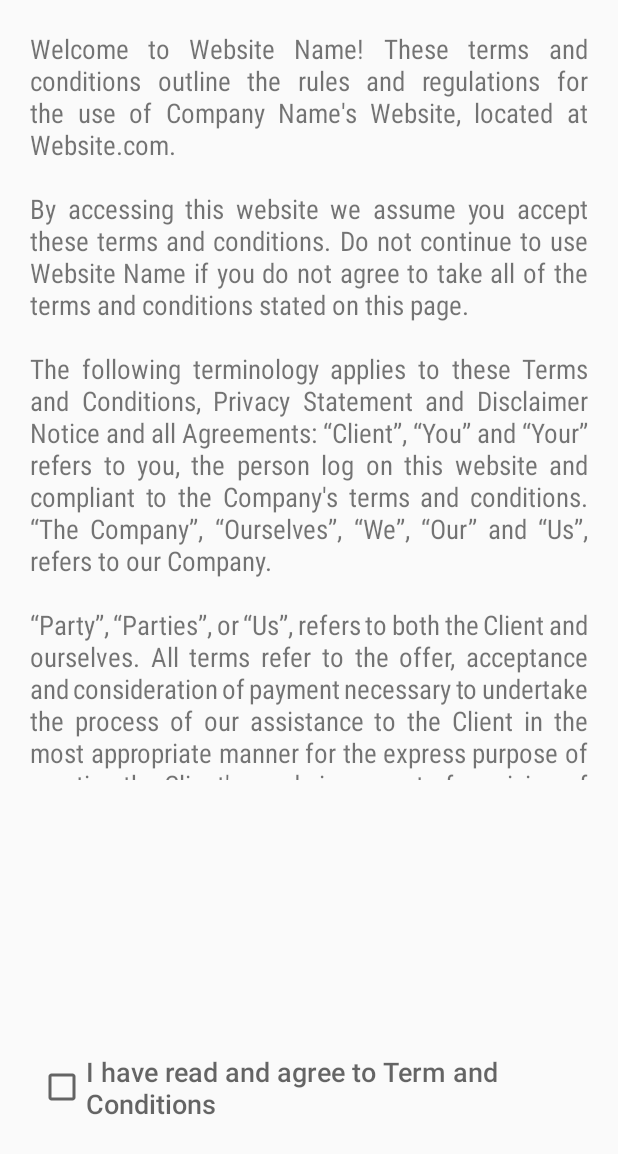
After one commit to imanfauzi29/android-challenge-four, an Android app: the layout terms_message.xml on its own in the app's theme, with its tools: preview values and no code run, on a phone screen of 412 x 824 dp. The commit adds this screen. Shown: the top 1154 px of the screen. Run offline under Robolectric (Android 15) with nearby library versions, the phone set to English and light mode, and no system bars.

Commit message:
splash and terms

```diff
--- a/app/src/main/AndroidManifest.xml
+++ b/app/src/main/AndroidManifest.xml
@@ -8,7 +8,7 @@
         android:label="@string/app_name"
         android:supportsRtl="true"
         android:theme="@style/AppTheme">
-        <activity android:name="com.mycorp.javachallengefour.TermActivity"></activity>
+        <activity android:name="com.mycorp.javachallengefour.TermActivity" />
         <activity
             android:name="com.mycorp.javachallengefour.SplashActivity"
             android:label="@string/app_name"
--- a/app/src/main/res/layout/activity_splash.xml
+++ b/app/src/main/res/layout/activity_splash.xml
@@ -18,11 +18,12 @@
         app:layout_constraintTop_toTopOf="parent" />
 
     <ProgressBar
-        android:id="@+id/progressBar"
+        android:id="@+id/pbLoading"
         style="?android:attr/progressBarStyleHorizontal"
         android:layout_width="144dp"
         android:layout_height="15dp"
-        android:progress="40"
+        android:max="100"
+        android:indeterminate="true"
         app:layout_constraintBottom_toBottomOf="parent"
         app:layout_constraintEnd_toEndOf="parent"
         app:layout_constraintHorizontal_bias="0.498"
--- /dev/null
+++ b/app/src/main/res/layout/terms_message.xml
@@ -0,0 +1,52 @@
+<?xml version="1.0" encoding="utf-8"?>
+<androidx.constraintlayout.widget.ConstraintLayout
+    xmlns:android="http://schemas.android.com/apk/res/android"
+    xmlns:app="http://schemas.android.com/apk/res-auto"
+    xmlns:tools="http://schemas.android.com/tools"
+    android:paddingStart="20dp"
+    android:paddingEnd="20dp"
+    android:paddingTop="20dp"
+    android:paddingBottom="20dp"
+    android:id="@+id/constraint"
+    android:layout_width="match_parent"
+    android:layout_height="match_parent">
+
+    <ScrollView
+        android:id="@+id/svTerms"
+        android:layout_width="match_parent"
+        android:layout_height="500dp"
+        android:scrollbars="none"
+        tools:ignore="MissingConstraints">
+
+        <androidx.constraintlayout.widget.ConstraintLayout
+            android:layout_width="match_parent"
+            android:layout_height="500dp">
+            <TextView
+                android:id="@+id/textView2"
+                android:layout_width="fill_parent"
+                android:layout_height="wrap_content"
+                android:text="@string/terms_message"
+                android:textSize="18sp"
+                android:justificationMode="inter_word"
+                android:fontFamily="sans-serif-condensed"
+                app:layout_constraintEnd_toEndOf="parent"
+                app:layout_constraintStart_toStartOf="parent"
+                app:layout_constraintTop_toTopOf="parent" />
+        </androidx.constraintlayout.widget.ConstraintLayout>
+    </ScrollView>
+
+    <CheckBox
+        android:id="@+id/checkbox"
+        style="?android:attr/textAppearanceMedium"
+        android:layout_width="match_parent"
+        android:layout_height="wrap_content"
+        android:layout_margin="5dp"
+        android:layout_marginBottom="140dp"
+        android:textFontWeight="600"
+        android:text="@string/i_have_read_and_agree_to_term_and_conditions"
+        app:layout_constraintBottom_toBottomOf="parent"
+        app:layout_constraintEnd_toEndOf="parent"
+        app:layout_constraintStart_toStartOf="parent"
+        app:layout_constraintTop_toBottomOf="@id/svTerms"
+        app:layout_constraintVertical_bias="0.777" />
+</androidx.constraintlayout.widget.ConstraintLayout>
--- a/app/src/main/res/values/colors.xml
+++ b/app/src/main/res/values/colors.xml
@@ -1,6 +1,6 @@
 <?xml version="1.0" encoding="utf-8"?>
 <resources>
-    <color name="colorPrimary">#6200EE</color>
-    <color name="colorPrimaryDark">#3700B3</color>
+    <color name="colorPrimary">#3949AB</color>
+    <color name="colorPrimaryDark">#1429AE</color>
     <color name="colorAccent">#03DAC5</color>
 </resources>
--- a/app/src/main/res/values/strings.xml
+++ b/app/src/main/res/values/strings.xml
@@ -1,4 +1,5 @@
 <resources>
-    <string name="app_name">java challenge four</string>
-    <string name="terms_message">Welcome to Website Name! These terms and conditions outline the rules and regulations for the use of Company Name\'s Website, located at Website.com. By accessing this website we assume you accept these terms and conditions. Do not continue to use Website Name if you do not agree to take all of the terms and conditions stated on this page. The following terminology applies to these Terms and Conditions, Privacy Statement and Disclaimer Notice and all Agreements: “Client”, “You” and “Your” refers to you, the person log on this website and compliant to the Company\'s terms and conditions. “The Company”, “Ourselves”, “We”, “Our” and “Us”, refers to our Company. “Party”, “Parties”, or “Us”, refers to both the Client and ourselves. All terms refer to the offer, acceptance and consideration of payment necessary to undertake the process of our assistance to the Client in the most appropriate manner for the express purpose of meeting the Client\'s needs in respect of provision of the Company\'s stated services, in accordance with and subject to, prevailing law of Netherlands. Any use of the above terminology or other words in the singular, plural, capitalization and/or he/she or they, are taken as interchangeable and therefore as referring to same. Cookies We employ the use of cookies. By accessing Website Name, you agreed to use cookies in agreement with the Company Name\'s Privacy Policy.</string>
+    <string name="app_name">Data Binding</string>
+    <string name="terms_message">Welcome to Website Name! These terms and conditions outline the rules and regulations for the use of Company Name\'s Website, located at Website.com.\n\nBy accessing this website we assume you accept these terms and conditions. Do not continue to use Website Name if you do not agree to take all of the terms and conditions stated on this page.\n\nThe following terminology applies to these Terms and Conditions, Privacy Statement and Disclaimer Notice and all Agreements: “Client”, “You” and “Your” refers to you, the person log on this website and compliant to the Company\'s terms and conditions. “The Company”, “Ourselves”, “We”, “Our” and “Us”, refers to our Company.\n\n“Party”, “Parties”, or “Us”, refers to both the Client and ourselves. All terms refer to the offer, acceptance and consideration of payment necessary to undertake the process of our assistance to the Client in the most appropriate manner for the express purpose of meeting the Client\'s needs in respect of provision of the Company\'s stated services, in accordance with and subject to, prevailing law of Netherlands.\n\nAny use of the above terminology or other words in the singular, plural, capitalization and/or he/she or they, are taken as interchangeable and therefore as referring to same. Cookies We employ the use of cookies. By accessing Website Name, you agreed to use cookies in agreement with the Company Name\'s Privacy Policy.\n</string>
+    <string name="i_have_read_and_agree_to_term_and_conditions">I have read and agree to Term and Conditions</string>
 </resources>
--- a/app/src/main/res/values/styles.xml
+++ b/app/src/main/res/values/styles.xml
@@ -9,6 +9,7 @@
 
     <style name="FullTheme" parent="Theme.AppCompat.Light.NoActionBar">
         <item name="colorPrimary">@color/colorPrimary</item>
+        <item name="colorAccent">#3949AB</item>
     </style>
 
 </resources>
```
Also changed, not shown: app/src/main/java/com/mycorp/javachallengefour/SplashActivity.java (+23 -3 lines), app/src/main/java/com/mycorp/javachallengefour/TermActivity.java (+62 -14 lines), app/src/main/res/layout/checkbox.xml (deleted, +0 -12 lines).
